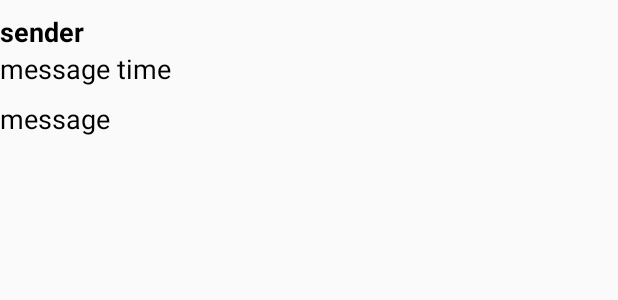
After one commit to Database-2/PHASE-3, an Android app: the layout post_item.xml on its own in the app's theme, with its tools: preview values and no code run, on a phone screen of 412 x 824 dp. The commit adds this screen. Shown: the top 300 px of the screen. Run offline under Robolectric (Android 15) with nearby library versions, the phone set to English and light mode, and no system bars.

Commit message:
post is done

```diff
--- /dev/null
+++ b/db2/app/src/main/res/layout/post_item.xml
@@ -0,0 +1,52 @@
+<?xml version="1.0" encoding="utf-8"?>
+<!-- Layout for a single list item -->
+<RelativeLayout
+    xmlns:android="http://schemas.android.com/apk/res/android"
+    xmlns:tools="http://schemas.android.com/tools"
+    android:layout_width="match_parent"
+    android:layout_height="99dp"
+    tools:context=".postActivity">
+
+    <RelativeLayout
+        android:id="@+id/text_container"
+        android:layout_width="match_parent"
+        android:layout_height="99dp"
+        android:layout_alignParentBottom="true"
+        android:layout_alignParentRight="true"
+        android:layout_alignParentTop="true"
+        android:orientation="vertical">
+
+        <TextView
+            android:id="@+id/sender_text_view"
+            android:layout_width="match_parent"
+            android:layout_height="33dp"
+            android:layout_weight="1"
+            android:gravity="bottom"
+            android:textAppearance="?android:textAppearanceMedium"
+            android:textColor="@android:color/black"
+            android:textStyle="bold"
+            tools:text="sender" />
+
+        <TextView
+            android:id="@+id/message_time_text_view"
+            android:layout_width="match_parent"
+            android:layout_height="33dp"
+            android:layout_below="@id/sender_text_view"
+            android:layout_weight="1"
+            android:gravity="top"
+            android:textAppearance="?android:textAppearanceMedium"
+            android:textColor="@android:color/black"
+            tools:text="message time" />
+
+        <TextView
+            android:id="@+id/message_text_view"
+            android:layout_width="match_parent"
+            android:layout_height="33dp"
+            android:layout_below="@id/message_time_text_view"
+            android:layout_weight="1"
+            android:gravity="top"
+            android:textAppearance="?android:textAppearanceMedium"
+            android:textColor="@android:color/black"
+            tools:text="message" />
+    </RelativeLayout>
+</RelativeLayout>
```
Also changed, not shown: db2/app/src/main/java/com/example/u/phase_3/PostAdapter.java (added, +57 -0 lines), db2/app/src/main/java/com/example/u/phase_3/PostConfig.java (added, +17 -0 lines), db2/app/src/main/java/com/example/u/phase_3/PostItem.java (added, +54 -0 lines), db2/app/src/main/java/com/example/u/phase_3/postActivity.java (+47 -10 lines), db2/app/src/main/res/layout/activity_post.xml (+8 -10 lines), 2 other files.
